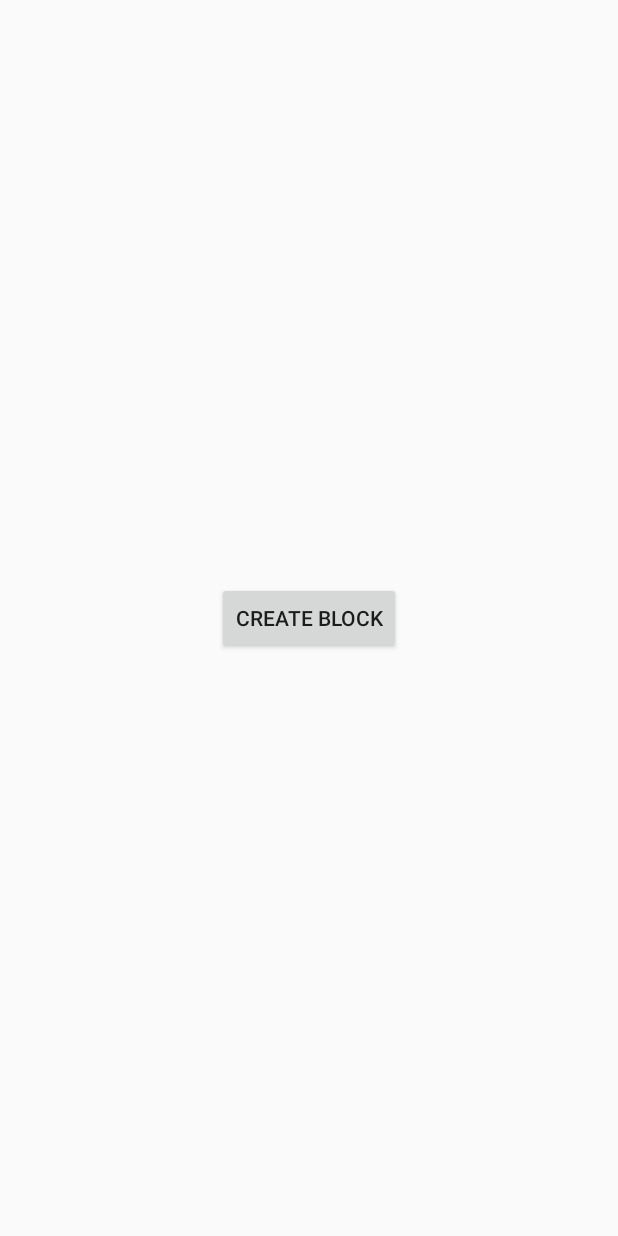
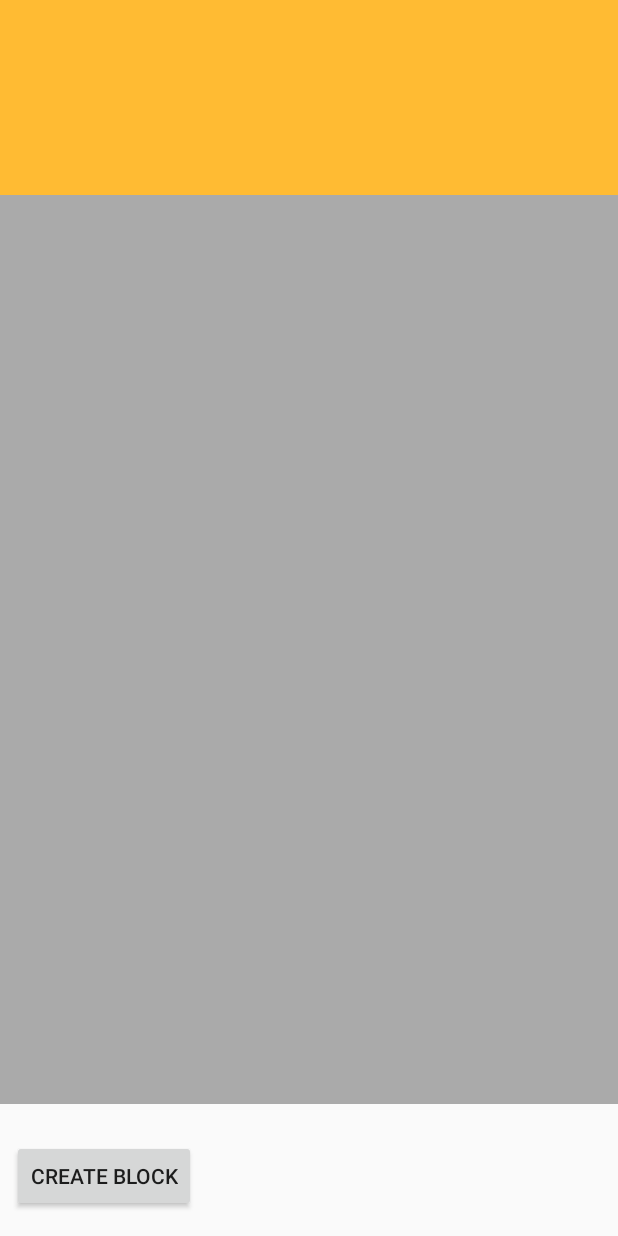
Before and after one commit to blonsky95/DigiCoachAndroid, an Android app: the layout activity_block_viewer.xml on its own in the app's theme, with its tools: preview values and no code run, on a phone screen of 412 x 824 dp. Run offline under Robolectric (Android 15) with nearby library versions, the phone set to English and light mode, and no system bars.

Commit message:
- refactored names of classes - added exercises button to home - added text view if adapter data is empty - modifies visibility of adapter/empty message programatically

```diff
--- a/app/src/main/AndroidManifest.xml
+++ b/app/src/main/AndroidManifest.xml
@@ -10,9 +10,9 @@
             android:roundIcon="@mipmap/ic_launcher_round"
             android:supportsRtl="true"
             android:theme="@style/AppTheme">
-        <activity android:name=".ui.ExerciseLab">
+        <activity android:name=".ui.ExerciseCreator">
         </activity>
-        <activity android:name=".ui.BlockLab">
+        <activity android:name=".ui.ExerciseViewer">
         </activity>
         <activity android:name=".ui.BlockViewer">
         </activity>
--- a/app/src/main/java/com/tatoe/mydigicoach/entity/Exercise.kt
+++ b/app/src/main/java/com/tatoe/mydigicoach/entity/Exercise.kt
@@ -15,8 +15,4 @@ data class Exercise(
     @PrimaryKey(autoGenerate = true)
     var exerciseId: Int = 0
 
-    fun addExeId (id:Int) {
-        exerciseId=id
-        //todo is this legal? Can set automatically exerciseId so might not need this method
-    }
 }
--- a/app/src/main/java/com/tatoe/mydigicoach/ui/BlockViewer.kt
+++ b/app/src/main/java/com/tatoe/mydigicoach/ui/BlockViewer.kt
@@ -14,7 +14,7 @@ class BlockViewer : AppCompatActivity() {
         title = "Block Viewer"
 
         button3.setOnClickListener {
-            var intent = Intent(this, BlockLab::class.java)
+            var intent = Intent(this, ExerciseViewer::class.java)
             startActivity(intent)
         }
     }
--- a/app/src/main/java/com/tatoe/mydigicoach/ui/ExerciseLab.kt
+++ b/app/src/main/java/com/tatoe/mydigicoach/ui/ExerciseCreator.kt
@@ -12,10 +12,10 @@ import com.tatoe.mydigicoach.DataViewModel
 import com.tatoe.mydigicoach.R
 import com.tatoe.mydigicoach.entity.Exercise
 import com.tatoe.mydigicoach.ui.util.Dataholder
-import kotlinx.android.synthetic.main.activity_exercise_lab.*
+import kotlinx.android.synthetic.main.activity_exercise_creator.*
 import timber.log.Timber
 
-class ExerciseLab : AppCompatActivity() {
+class ExerciseCreator : AppCompatActivity() {
 
     lateinit var exerciseName: String
     lateinit var exerciseDesc: String
@@ -56,7 +56,7 @@ class ExerciseLab : AppCompatActivity() {
 
     override fun onCreate(savedInstanceState: Bundle?) {
         super.onCreate(savedInstanceState)
-        setContentView(R.layout.activity_exercise_lab)
+        setContentView(R.layout.activity_exercise_creator)
         title = "Exercise Lab"
 
         dataViewModel = ViewModelProviders.of(this).get(DataViewModel::class.java)
--- a/app/src/main/res/layout/activity_block_viewer.xml
+++ b/app/src/main/res/layout/activity_block_viewer.xml
@@ -7,13 +7,31 @@
         android:layout_height="match_parent"
         tools:context=".ui.BlockViewer">
 
+    <androidx.recyclerview.widget.RecyclerView
+            android:id="@+id/blockRecyclerView"
+            android:layout_width="match_parent"
+            android:layout_height="0dp"
+            android:background="@android:color/darker_gray"
+            tools:listitem="@layout/recycler_view_block"
+            app:layout_constraintTop_toTopOf="parent" app:layout_constraintStart_toStartOf="parent"
+            app:layout_constraintEnd_toEndOf="parent"
+            android:layout_marginBottom="8dp" app:layout_constraintBottom_toTopOf="@+id/linearLayout"
+            app:layout_constraintVertical_bias="0.0"/>
+
+    <LinearLayout android:layout_width="match_parent" android:layout_height="wrap_content"
+                  app:layout_constraintEnd_toEndOf="parent" app:layout_constraintStart_toStartOf="parent"
+                  app:layout_constraintBottom_toBottomOf="parent"
+                  android:layout_marginTop="8dp" app:layout_constraintTop_toBottomOf="@+id/blockRecyclerView"
+                  app:layout_constraintVertical_bias="1.0" android:id="@+id/linearLayout"
+                  android:layout_marginBottom="8dp">
         <Button
                 android:text="Create block"
                 android:layout_width="wrap_content"
                 android:layout_height="wrap_content"
-            android:id="@+id/button3" android:layout_marginTop="8dp"
+                android:id="@+id/createBlockBtn" android:layout_marginTop="8dp"
                 app:layout_constraintTop_toTopOf="parent" app:layout_constraintEnd_toEndOf="parent"
                 android:layout_marginEnd="8dp" app:layout_constraintStart_toStartOf="parent"
                 android:layout_marginStart="8dp" android:layout_marginBottom="8dp"
                 app:layout_constraintBottom_toBottomOf="parent"/>
+    </LinearLayout>
 </androidx.constraintlayout.widget.ConstraintLayout>
--- a/app/src/main/res/layout/activity_exercise_lab.xml
+++ b/app/src/main/res/layout/activity_exercise_creator.xml
@@ -6,7 +6,7 @@
         android:layout_width="match_parent"
         android:layout_height="match_parent"
         android:id="@+id/exercise_lab_layout"
-        tools:context=".ui.ExerciseLab">
+        tools:context=".ui.ExerciseCreator">
 
     <EditText
             android:layout_width="0dp"
```
Also changed, not shown: app/src/main/java/com/tatoe/mydigicoach/ui/ExerciseViewer.kt (renamed from app/src/main/java/com/tatoe/mydigicoach/ui/BlockLab.kt, +26 -25 lines), app/src/main/java/com/tatoe/mydigicoach/ui/MainActivity.kt (+7 -2 lines), app/src/main/java/com/tatoe/mydigicoach/ui/util/ExerciseListAdapter.kt (+1 -7 lines), app/src/main/res/layout/activity_exercise_viewer.xml (renamed from app/src/main/res/layout/activity_block_lab.xml, +11 -3 lines), app/src/main/res/layout/activity_main.xml (+12 -4 lines), app/src/main/res/layout/recycler_view_exercise.xml (added, +13 -0 lines), app/src/main/res/layout/recycler_view_block.xml (renamed from app/src/main/res/layout/recycler_view_item.xml). Lines whose indentation alone changed are shown as unchanged.
